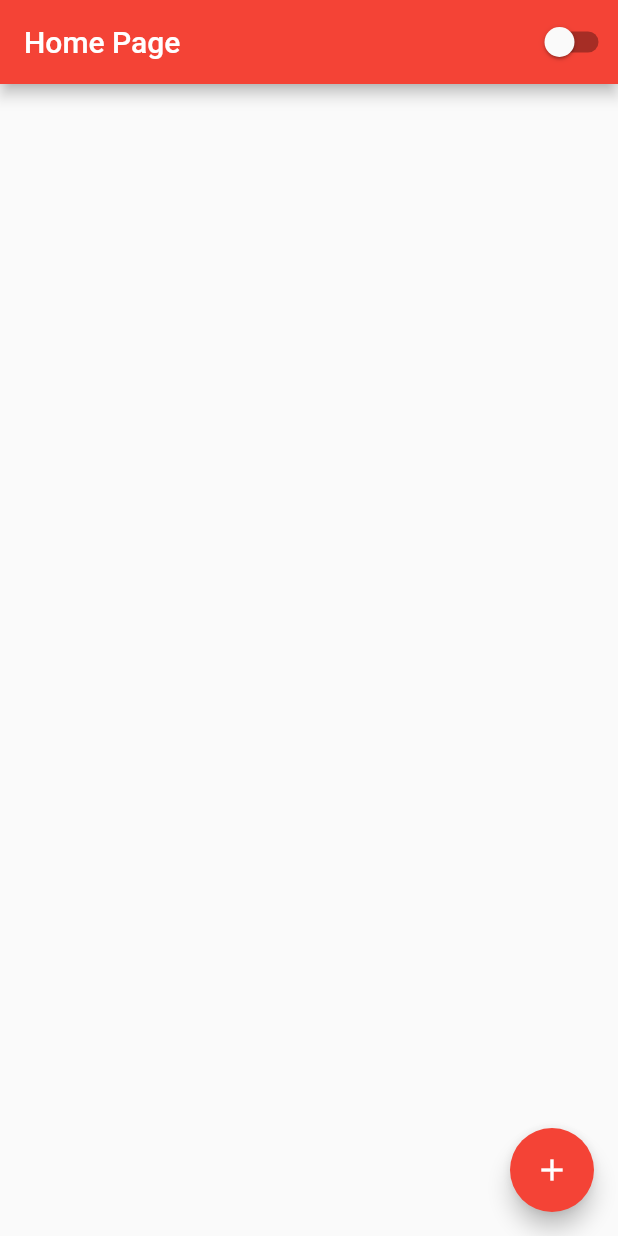
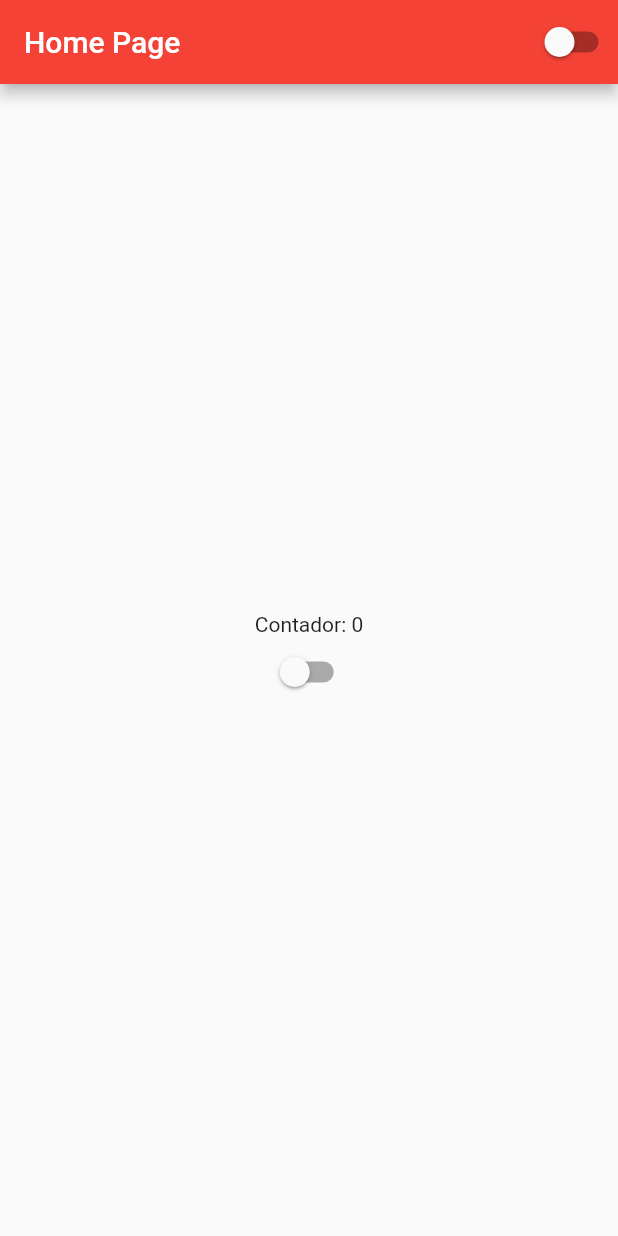
Before and after one commit to thak1996/studingflu, a Flutter app: the screen it shows after launch, on a phone screen of 412 x 824 dp. Run offline on Flutter 3.47's test engine with Material 2 defaults, Android fonts, the light colour scheme and no system bars.

Commit message:
Aula 14 - Columns

```diff
--- a/lib/home_page.dart
+++ b/lib/home_page.dart
@@ -17,14 +17,17 @@ class _HomePageState extends State<HomePage> {
         title: const Text('Home Page'),
         actions: [CustomSwitch()],
       ),
-      body: Center(),
-      floatingActionButton: FloatingActionButton(
-          child: const Icon(Icons.add),
-          onPressed: () {
-            setState(() {
-              counter++;
-            });
-          }),
+      body: Container(
+        width: double.infinity,
+        height: double.infinity,
+        child: Column(
+          mainAxisAlignment: MainAxisAlignment.center,
+          children: [
+            Text('Contador: $counter'),
+            CustomSwitch()
+          ],
+        ),
+      ),
     );
   }
 }
```
